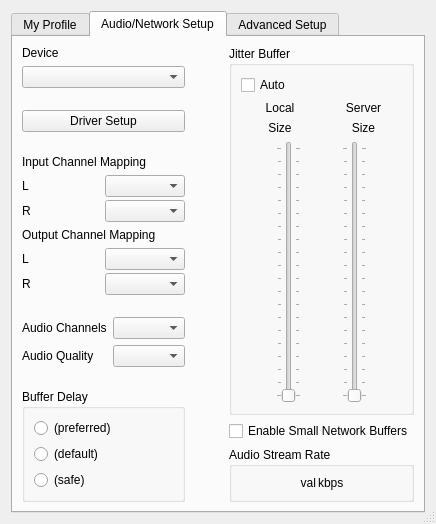
First picture: the form in src/clientsettingsdlgbase.ui, repository jamulussoftware/jamulus, before the edit.
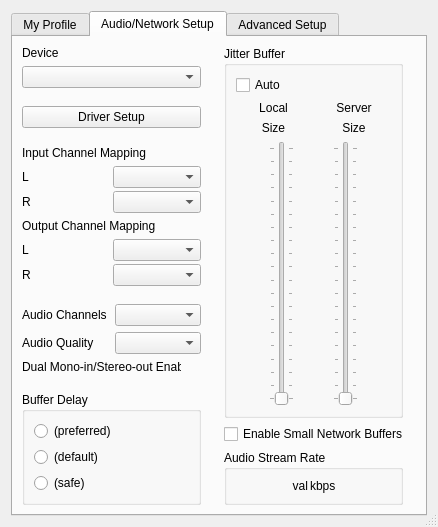
Second picture: the form after the edit. Icons and pictures are not drawn. Custom widgets are drawn as their Qt base class.

Diff of the .ui file:
```diff
--- a/src/clientsettingsdlgbase.ui
+++ b/src/clientsettingsdlgbase.ui
@@ -6,8 +6,8 @@
    <rect>
     <x>0</x>
     <y>0</y>
-    <width>436</width>
-    <height>524</height>
+    <width>438</width>
+    <height>522</height>
    </rect>
   </property>
   <property name="windowTitle">
@@ -20,7 +20,7 @@
   <property name="sizeGripEnabled">
    <bool>true</bool>
   </property>
-  <layout class="QHBoxLayout" name="horizontalLayout_7">
+  <layout class="QVBoxLayout" name="verticalLayout_18">
    <item>
     <widget class="QTabWidget" name="tabSettings">
      <property name="sizePolicy">
@@ -314,11 +314,11 @@
       <attribute name="title">
        <string>Audio/Network Setup</string>
       </attribute>
-      <layout class="QHBoxLayout" name="horizontalLayout_6">
+      <layout class="QVBoxLayout" name="verticalLayout_19">
        <item>
-        <layout class="QHBoxLayout" name="horizontalLayout_5">
+        <layout class="QHBoxLayout" name="horizontalLayout_7">
          <item>
-          <layout class="QVBoxLayout" name="verticalLayout_3">
+          <layout class="QVBoxLayout" name="verticalLayout_17">
            <item>
             <widget class="QLabel" name="lblSoundcardDevice">
              <property name="text">
@@ -352,8 +352,8 @@
              </property>
              <property name="sizeHint" stdset="0">
               <size>
-               <width>20</width>
-               <height>10</height>
+               <width>128</width>
+               <height>13</height>
               </size>
              </property>
             </spacer>
@@ -381,8 +381,8 @@
              </property>
              <property name="sizeHint" stdset="0">
               <size>
-               <width>20</width>
-               <height>10</height>
+               <width>128</width>
+               <height>13</height>
               </size>
              </property>
             </spacer>
@@ -401,7 +401,7 @@
              <property name="frameShadow">
               <enum>QFrame::Plain</enum>
              </property>
-             <layout class="QVBoxLayout" name="_2">
+             <layout class="QHBoxLayout" name="horizontalLayout_6">
               <property name="leftMargin">
                <number>0</number>
               </property>
@@ -415,6 +415,8 @@
                <number>0</number>
               </property>
               <item>
+               <layout class="QVBoxLayout" name="verticalLayout_3">
+                <item>
                <widget class="QLabel" name="lblInChannelMapping">
                 <property name="text">
                  <string>Input Channel Mapping</string>
@@ -529,6 +531,8 @@
                </layout>
               </item>
              </layout>
+              </item>
+             </layout>
             </widget>
            </item>
            <item>
@@ -541,8 +545,8 @@
              </property>
              <property name="sizeHint" stdset="0">
               <size>
-               <width>20</width>
-               <height>10</height>
+               <width>152</width>
+               <height>13</height>
               </size>
              </property>
             </spacer>
@@ -579,6 +583,39 @@
              </item>
             </layout>
            </item>
+           <item>
+            <layout class="QHBoxLayout" name="horizontalLayout_5">
+             <item>
+              <widget class="QLabel" name="lblDualMonoStereo">
+               <property name="text">
+                <string>Dual Mono-in/Stereo-out Enabled</string>
+               </property>
+              </widget>
+             </item>
+             <item>
+              <widget class="CMultiColorLED" name="ledDualMonoStereo" native="true">
+               <property name="sizePolicy">
+                <sizepolicy hsizetype="Fixed" vsizetype="Fixed">
+                 <horstretch>0</horstretch>
+                 <verstretch>0</verstretch>
+                </sizepolicy>
+               </property>
+               <property name="minimumSize">
+                <size>
+                 <width>14</width>
+                 <height>14</height>
+                </size>
+               </property>
+               <property name="maximumSize">
+                <size>
+                 <width>14</width>
+                 <height>14</height>
+                </size>
+               </property>
+              </widget>
+             </item>
+            </layout>
+           </item>
            <item>
             <spacer name="verticalSpacer_10">
              <property name="orientation">
@@ -586,8 +623,8 @@
              </property>
              <property name="sizeHint" stdset="0">
               <size>
-               <width>20</width>
-               <height>10</height>
+               <width>98</width>
+               <height>13</height>
               </size>
              </property>
             </spacer>
@@ -652,8 +689,8 @@
            </property>
            <property name="sizeHint" stdset="0">
             <size>
-             <width>0</width>
-             <height>20</height>
+             <width>17</width>
+             <height>457</height>
             </size>
            </property>
           </spacer>
@@ -906,7 +943,7 @@
            </property>
            <property name="sizeHint" stdset="0">
             <size>
-             <width>0</width>
+             <width>13</width>
              <height>20</height>
             </size>
            </property>
@@ -1262,6 +1299,11 @@
    <extends>QComboBox</extends>
    <header>util.h</header>
   </customwidget>
+  <customwidget>
+   <class>CMultiColorLED</class>
+   <extends>QWidget</extends>
+   <header>multicolorled.h</header>
+  </customwidget>
  </customwidgets>
  <tabstops>
   <tabstop>pedtAlias</tabstop>
```
Lines whose indentation alone changed are shown as unchanged.
